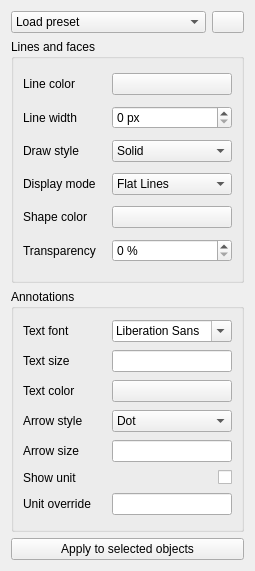
Before: the Qt Designer form src/Mod/Draft/Resources/ui/TaskPanel_SetStyle.ui in southseact-3d/fcd, drawn with Qt 5.
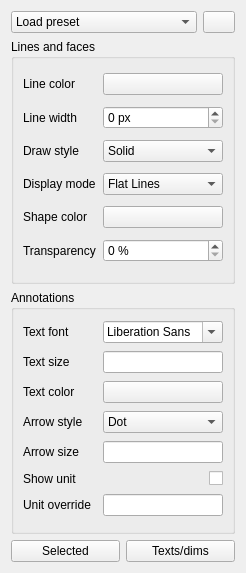
After: the same form once the commit is applied. Icons and pictures are not drawn. Custom widgets are drawn as their Qt base class.

Commit message: Draft: Added 'apply to texts/dims' button to SetStyle dialog

Diff of the .ui file:
```diff
--- a/src/Mod/Draft/Resources/ui/TaskPanel_SetStyle.ui
+++ b/src/Mod/Draft/Resources/ui/TaskPanel_SetStyle.ui
@@ -6,8 +6,8 @@
    <rect>
     <x>0</x>
     <y>0</y>
-    <width>255</width>
-    <height>571</height>
+    <width>246</width>
+    <height>573</height>
    </rect>
   </property>
   <property name="windowTitle">
@@ -344,9 +344,11 @@
     </widget>
    </item>
    <item>
+    <layout class="QHBoxLayout" name="horizontalLayout">
+     <item>
     <widget class="QPushButton" name="applyButton">
      <property name="text">
-      <string>Apply to selected objects</string>
+        <string>Selected</string>
      </property>
      <property name="icon">
       <iconset theme="gtk-apply">
@@ -354,6 +356,15 @@
       </iconset>
      </property>
     </widget>
+     </item>
+     <item>
+      <widget class="QPushButton" name="dimButton">
+       <property name="text">
+        <string>Texts/dims</string>
+       </property>
+      </widget>
+     </item>
+    </layout>
    </item>
   </layout>
  </widget>
```
Left out of the diff: 3 changed lines with no effect on the pictures. Lines whose indentation alone changed are shown as unchanged. The commit also changes 1 other file.
